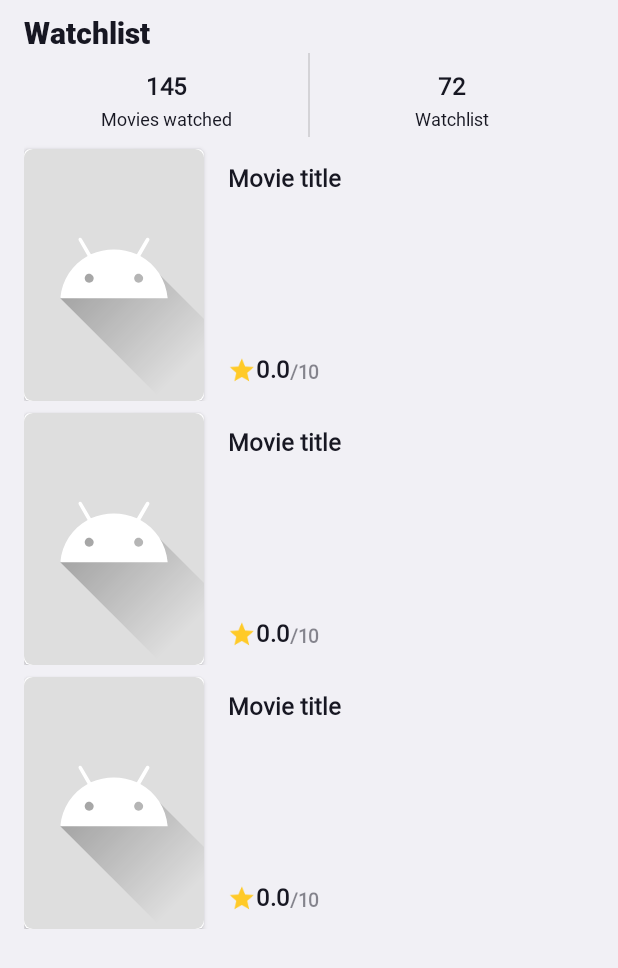
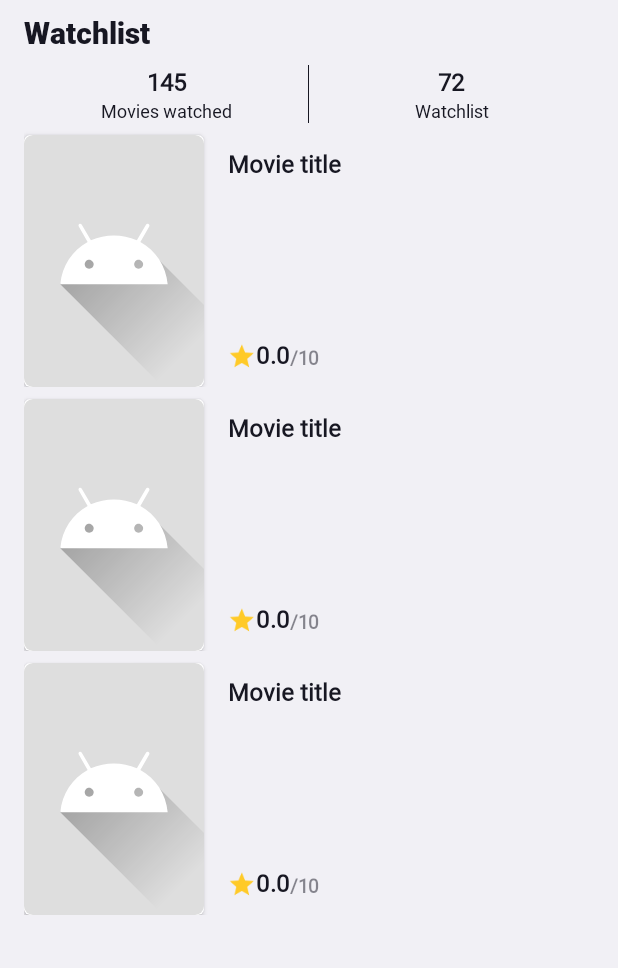
Before and after one commit to LeFarmico/MoviesFinder, an Android app: the layout fragment_profile.xml on its own in the app's theme, with its tools: preview values and no code run, on a phone screen of 412 x 824 dp. Shown: the top 968 px of the screen. Run offline under Robolectric (Android 15) with nearby library versions, the phone set to English and light mode, and no system bars.

Commit message:
refactor: changed fragment_profile.xml from Constraint layout to Linear layout

```diff
--- a/app/src/main/res/layout/fragment_movie.xml
+++ b/app/src/main/res/layout/fragment_movie.xml
@@ -7,5 +7,4 @@
     android:layout_height="match_parent"
     android:orientation="vertical"
     tools:context=".fragments.MovieFragment">
-
 </FrameLayout>
--- a/app/src/main/res/layout/fragment_profile.xml
+++ b/app/src/main/res/layout/fragment_profile.xml
@@ -1,107 +1,88 @@
 <?xml version="1.0" encoding="utf-8"?>
-    <androidx.constraintlayout.widget.ConstraintLayout
+<LinearLayout
     android:id="@+id/additional_details"
     xmlns:android="http://schemas.android.com/apk/res/android"
     xmlns:tools="http://schemas.android.com/tools"
     xmlns:app="http://schemas.android.com/apk/res-auto"
     android:layout_width="match_parent"
     android:layout_height="match_parent"
+    android:layout_marginHorizontal="16dp"
     tools:context="fragments.ProfileFragment"
-        >
-        <androidx.constraintlayout.widget.Guideline
-            android:id="@+id/margin_start"
-            android:layout_width="0dp"
-            android:layout_height="0dp"
-            android:orientation="vertical"
-            app:layout_constraintGuide_begin="16dp"
-            />
-        <androidx.constraintlayout.widget.Guideline
-            android:id="@+id/margin_end"
-            android:layout_width="0dp"
-            android:layout_height="0dp"
-            android:orientation="vertical"
-            app:layout_constraintGuide_end="16dp"
-            />
-        <TextView
-            android:id="@+id/movies_watched_count"
-            android:layout_width="0dp"
-            android:layout_height="wrap_content"
-            android:scaleX="0.8"
-            android:scaleY="0.8"
-            android:text="@string/_145"
-            style="@style/TextStyle.PrimaryHeading"
-            android:textAlignment="center"
-            android:layout_marginHorizontal="16dp"
-            android:layout_marginTop="8dp"
-            app:layout_constraintEnd_toStartOf="@id/vertical_divider_1"
-            app:layout_constraintStart_toStartOf="@id/margin_start"
-            app:layout_constraintTop_toTopOf="@id/vertical_divider_1"
-            />
-        <TextView
-            android:id="@+id/movies_watched_text_view"
-            android:layout_width="wrap_content"
-            android:layout_height="wrap_content"
-            style="@style/TextStyle.Warning"
-            app:layout_constraintTop_toBottomOf="@+id/movies_watched_count"
-            app:layout_constraintStart_toStartOf="@id/movies_watched_count"
-            app:layout_constraintEnd_toEndOf="@id/movies_watched_count"
-            android:text="@string/movies_watched"
-            />
+    android:orientation="vertical">
 
-        <View
-            android:id="@+id/vertical_divider_1"
-            style="@style/Divider.Vertical"
-            android:layout_height="56dp"
-            app:layout_constraintEnd_toStartOf="@id/watched_list_count"
-            app:layout_constraintStart_toEndOf="@id/movies_watched_count"
-            app:layout_constraintTop_toBottomOf="@id/watchlist_text_view"
-            />
-        <TextView
-            android:id="@+id/watched_list_count"
-            android:layout_width="0dp"
-            android:layout_height="wrap_content"
-            android:scaleX="0.8"
-            android:scaleY="0.8"
-            android:text="@string/_72"
-            style="@style/TextStyle.PrimaryHeading"
-            android:textAlignment="center"
-            android:layout_marginHorizontal="16dp"
-            app:layout_constraintEnd_toStartOf="@id/margin_end"
-            app:layout_constraintStart_toEndOf="@id/vertical_divider_1"
-            app:layout_constraintTop_toTopOf="@id/movies_watched_count"
-            />
-        <TextView
-            android:id="@+id/tv_series_text_view"
-            android:layout_width="wrap_content"
-            android:layout_height="wrap_content"
-            style="@style/TextStyle.Warning"
-            app:layout_constraintTop_toBottomOf="@+id/watched_list_count"
-            app:layout_constraintStart_toStartOf="@id/watched_list_count"
-            app:layout_constraintEnd_toEndOf="@id/watched_list_count"
-            android:text="@string/watchlist"
-            />
     <TextView
         android:id="@+id/watchlist_text_view"
         android:layout_width="wrap_content"
         android:layout_height="wrap_content"
         android:text="@string/watch_list"
         android:textSize="20sp"
-        android:layout_marginTop="8dp"
+        android:layout_marginVertical="8dp"
         android:fontFamily="@font/roboto_black"
         style="@style/TextStyle.PrimaryHeading"
-        app:layout_constraintStart_toStartOf="@id/margin_start"
-        app:layout_constraintTop_toTopOf="parent"
         />
+
+    <LinearLayout
+        android:id="@+id/stats_bar"
+        android:layout_width="match_parent"
+        android:layout_height="wrap_content"
+        android:orientation="horizontal"
+        android:divider="@color/on_background_color"
+        android:showDividers="middle"
+        android:baselineAligned="false">
+
+        <LinearLayout
+            android:layout_width="0dp"
+            android:layout_height="wrap_content"
+            android:layout_weight="1"
+            android:layout_gravity="center"
+            android:orientation="vertical">
+            <TextView
+                android:id="@+id/movies_watched_count"
+                android:layout_width="match_parent"
+                android:layout_height="wrap_content"
+                tools:text="@string/_145"
+                android:textAlignment="center"
+                style="@style/TextStyle.SecondaryHeading"
+                />
+            <TextView
+                android:id="@+id/movies_watched_text_view"
+                android:layout_width="match_parent"
+                android:layout_height="wrap_content"
+                android:textAlignment="center"
+                style="@style/TextStyle.Warning"
+                android:text="@string/movies_watched"
+                />
+        </LinearLayout>
+
+        <LinearLayout
+            android:layout_width="0dp"
+            android:layout_height="wrap_content"
+            android:layout_weight="1"
+            android:orientation="vertical">
+            <TextView
+                android:id="@+id/watched_list_count"
+                android:layout_width="match_parent"
+                android:layout_height="wrap_content"
+                android:textAlignment="center"
+                style="@style/TextStyle.SecondaryHeading"
+                tools:text="@string/_72"
+                />
+            <TextView
+                android:id="@+id/tv_series_text_view"
+                android:layout_width="match_parent"
+                android:layout_height="wrap_content"
+                android:textAlignment="center"
+                style="@style/TextStyle.Warning"
+                android:text="@string/watchlist"
+                />
+        </LinearLayout>
+    </LinearLayout>
+
         <androidx.recyclerview.widget.RecyclerView
             android:id="@+id/watchlist_recycler_view"
-            android:layout_width="0dp"
+            android:layout_width="match_parent"
             android:layout_height="wrap_content"
             app:layoutManager="androidx.recyclerview.widget.LinearLayoutManager"
-            android:orientation="vertical"
             tools:listitem="@layout/item_watch_list_recycler"
-            app:layout_constraintTop_toBottomOf="@id/vertical_divider_1"
-            app:layout_constraintStart_toStartOf="@id/margin_start"
-            app:layout_constraintEnd_toEndOf="@id/margin_end"
             />
-
-    </androidx.constraintlayout.widget.ConstraintLayout>
+</LinearLayout>
```
Lines whose indentation alone changed are shown as unchanged.
